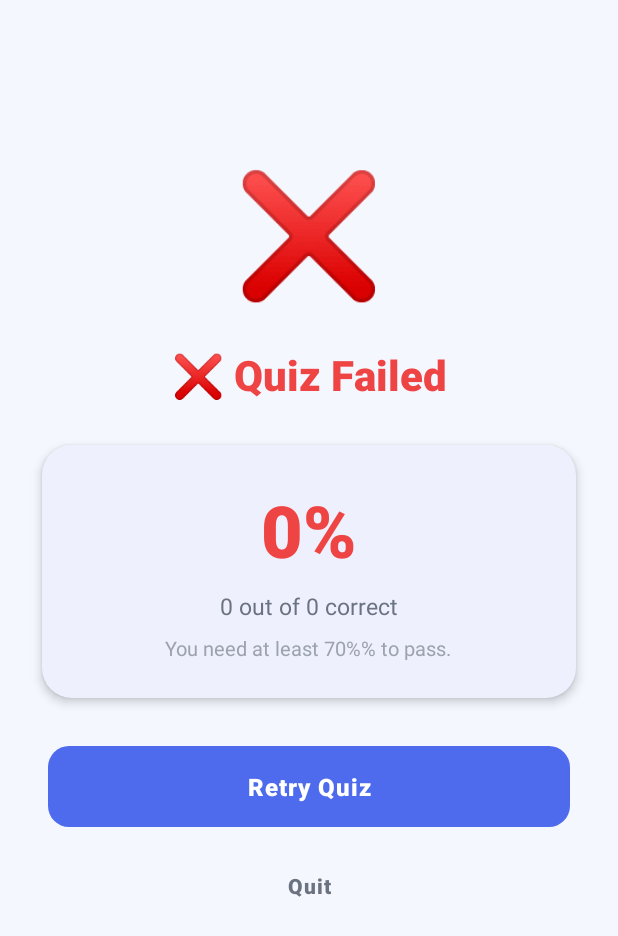
After one commit to NostalgiaSk/SmartCareer-AI-Career-Path-Predictor, an Android app built with Jetpack Compose: the QuizResultActivity screen opened directly, with no data from a screen before it, on a phone screen of 412 x 824 dp. The commit adds this screen. Shown: the top 936 px of the screen. Run offline under Robolectric (Android 15) with nearby library versions, the phone set to English and light mode, and no system bars; our stand-ins replace Firebase (no records; nobody signed in at launch, a user with empty details on screens opened directly); network calls fail.

Commit message:
implemented Quiz Failure Handling & Home Certifications In Progress section and firebase

```diff
--- a/app/src/main/java/com/hanin/smartcareer/activities/CertificationDetailActivity.java
+++ b/app/src/main/java/com/hanin/smartcareer/activities/CertificationDetailActivity.java
@@ -202,6 +202,7 @@ public class CertificationDetailActivity extends AppCompatActivity
 
         Intent intent = new Intent(this, ModuleActivity.class);
         intent.putExtra("module_data", module);
+        intent.putExtra("certification_name", certificationName);
         startActivityForResult(intent, MODULE_REQUEST_CODE);
     }
 
--- a/app/src/main/java/com/hanin/smartcareer/activities/ModuleActivity.java
+++ b/app/src/main/java/com/hanin/smartcareer/activities/ModuleActivity.java
@@ -68,6 +68,9 @@ public class ModuleActivity extends AppCompatActivity {
 
                 Intent intent = new Intent(ModuleActivity.this, QuizActivity.class);
                 intent.putExtra("module_data", module);
+                // Forward certification name for Firestore attempt tracking
+                intent.putExtra("certification_name",
+                        getIntent().getStringExtra("certification_name"));
                 startActivityForResult(intent, QUIZ_REQUEST_CODE);
             }
         });
--- /dev/null
+++ b/app/src/main/java/com/hanin/smartcareer/activities/QuizResultActivity.java
@@ -0,0 +1,241 @@
+package com.hanin.smartcareer.activities;
+
+import android.animation.ObjectAnimator;
+import android.content.Intent;
+import android.os.Bundle;
+import android.util.Log;
+import android.view.View;
+import android.view.animation.OvershootInterpolator;
+import android.widget.Button;
+import android.widget.TextView;
+
+import androidx.appcompat.app.AppCompatActivity;
+import androidx.core.content.ContextCompat;
+
+import com.google.firebase.auth.FirebaseAuth;
+import com.google.firebase.firestore.FieldValue;
+import com.google.firebase.firestore.FirebaseFirestore;
+import com.hanin.smartcareer.R;
+
+import java.util.HashMap;
+import java.util.Map;
+
+/**
+ * Displays the quiz result in a dedicated full-screen activity.
+ *
+ * <h3>Two states</h3>
+ * <ul>
+ *   <li><b>PASSED (score ≥ 70%)</b> — green theme, "✅" icon, "Continue" button.
+ *       Returns {@code RESULT_OK} with quiz_passed=true.</li>
+ *   <li><b>FAILED (score &lt; 70%)</b> — red theme, "❌" icon, "Retry" + "Quit" buttons.
+ *       Saves failed attempt to Firestore. Retry returns {@code RESULT_FIRST_USER}
+ *       (QuizActivity resets). Quit returns {@code RESULT_CANCELED}.</li>
+ * </ul>
+ *
+ * <p>Every quiz attempt (pass or fail) is saved to Firestore under:
+ * {@code users/{uid}/certification_progress/{certId}/moduleAttempts/{moduleId}}</p>
+ */
+public class QuizResultActivity extends AppCompatActivity {
+
+    private static final String TAG = "QuizResultActivity";
+
+    // ── Intent extra keys ────────────────────────────────────────────
+    public static final String EXTRA_PASSED        = "quiz_passed";
+    public static final String EXTRA_SCORE         = "quiz_score";
+    public static final String EXTRA_CORRECT       = "quiz_correct";
+    public static final String EXTRA_TOTAL         = "quiz_total";
+    public static final String EXTRA_MODULE_ID     = "module_id";
+    public static final String EXTRA_CERT_NAME     = "certification_name";
+
+    // Result code for "retry" — distinct from RESULT_OK and RESULT_CANCELED
+    public static final int RESULT_RETRY = RESULT_FIRST_USER;
+
+    // ── Views ────────────────────────────────────────────────────────
+    private TextView tvResultIcon, tvResultTitle, tvScorePercent;
+    private TextView tvCorrectCount, tvMinRequired;
+    private Button btnPrimaryAction, btnSecondaryAction;
+
+    // ── Data ─────────────────────────────────────────────────────────
+    private boolean passed;
+    private int score, correct, total;
+    private String moduleId, certName;
+
+    @Override
+    protected void onCreate(Bundle savedInstanceState) {
+        super.onCreate(savedInstanceState);
+        setContentView(R.layout.activity_quiz_result);
+
+        // 1. Extract intent data
+        passed   = getIntent().getBooleanExtra(EXTRA_PASSED, false);
+        score    = getIntent().getIntExtra(EXTRA_SCORE, 0);
+        correct  = getIntent().getIntExtra(EXTRA_CORRECT, 0);
+        total    = getIntent().getIntExtra(EXTRA_TOTAL, 0);
+        moduleId = getIntent().getStringExtra(EXTRA_MODULE_ID);
+        certName = getIntent().getStringExtra(EXTRA_CERT_NAME);
+
+        // 2. Bind views
+        tvResultIcon       = findViewById(R.id.tvResultIcon);
+        tvResultTitle      = findViewById(R.id.tvResultTitle);
+        tvScorePercent     = findViewById(R.id.tvScorePercent);
+        tvCorrectCount     = findViewById(R.id.tvCorrectCount);
+        tvMinRequired      = findViewById(R.id.tvMinRequired);
+        btnPrimaryAction   = findViewById(R.id.btnPrimaryAction);
+        btnSecondaryAction = findViewById(R.id.btnSecondaryAction);
+
+        // 3. Configure UI based on pass/fail state
+        if (passed) {
+            setupPassState();
+        } else {
+            setupFailState();
+        }
+
+        // 4. Animate the result icon
+        animateIcon();
+
+        // 5. Save attempt to Firestore
+        saveAttemptToFirestore();
+    }
+
+    // ══════════════════════════════════════════════════════════════════
+    // PASS STATE
+    // ══════════════════════════════════════════════════════════════════
+
+    private void setupPassState() {
+        // Green theme
+        tvResultIcon.setText("✅");
+        tvResultTitle.setText(getString(R.string.quiz_result_pass));
+        tvResultTitle.setTextColor(ContextCompat.getColor(this, R.color.sc_success));
+
+        // Score display
+        tvScorePercent.setText(score + "%");
+        tvScorePercent.setTextColor(ContextCompat.getColor(this, R.color.sc_success));
+        tvCorrectCount.setText(getString(R.string.quiz_correct_count, correct, total));
+        tvMinRequired.setVisibility(View.GONE);
+
+        // Primary button: Continue to Next Module
+        btnPrimaryAction.setText(getString(R.string.quiz_continue_next));
+        btnPrimaryAction.setOnClickListener(v -> {
+            Intent result = new Intent();
+            result.putExtra(EXTRA_PASSED, true);
+            result.putExtra(EXTRA_SCORE, score);
+            result.putExtra(EXTRA_MODULE_ID, moduleId);
+            setResult(RESULT_OK, result);
+            finish();
+        });
+
+        // No secondary button for pass state
+        btnSecondaryAction.setVisibility(View.GONE);
+    }
+
+    // ══════════════════════════════════════════════════════════════════
+    // FAIL STATE
+    // ══════════════════════════════════════════════════════════════════
+
+    private void setupFailState() {
+        // Red theme
+        tvResultIcon.setText("❌");
+        tvResultTitle.setText(getString(R.string.quiz_result_fail));
+        tvResultTitle.setTextColor(ContextCompat.getColor(this, R.color.sc_quiz_wrong));
+
+        // Score display
+        tvScorePercent.setText(score + "%");
+        tvScorePercent.setTextColor(ContextCompat.getColor(this, R.color.sc_quiz_wrong));
+        tvCorrectCount.setText(getString(R.string.quiz_correct_count, correct, total));
+        tvMinRequired.setVisibility(View.VISIBLE);
+
+        // Primary button: Retry Quiz
+        btnPrimaryAction.setText(getString(R.string.quiz_retry));
+        btnPrimaryAction.setOnClickListener(v -> {
+            setResult(RESULT_RETRY);
+            finish();
+        });
+
+        // Secondary button: Quit (return to CertificationDetailActivity)
+        btnSecondaryAction.setVisibility(View.VISIBLE);
+        btnSecondaryAction.setText(getString(R.string.quiz_quit));
+        btnSecondaryAction.setOnClickListener(v -> {
+            setResult(RESULT_CANCELED);
+            finish();
+        });
+    }
+
+    // ══════════════════════════════════════════════════════════════════
+    // ICON ANIMATION
+    // ══════════════════════════════════════════════════════════════════
+
+    /**
+     * Animates the result icon with a scale-up + overshoot effect
+     * to draw attention to the pass/fail status.
+     */
+    private void animateIcon() {
+        tvResultIcon.setScaleX(0f);
+        tvResultIcon.setScaleY(0f);
+
+        ObjectAnimator scaleX = ObjectAnimator.ofFloat(tvResultIcon, "scaleX", 0f, 1f);
+        ObjectAnimator scaleY = ObjectAnimator.ofFloat(tvResultIcon, "scaleY", 0f, 1f);
+
+        scaleX.setDuration(600);
+        scaleY.setDuration(600);
+        scaleX.setInterpolator(new OvershootInterpolator(2f));
+        scaleY.setInterpolator(new OvershootInterpolator(2f));
+        scaleX.setStartDelay(200);
+        scaleY.setStartDelay(200);
+
+        scaleX.start();
+        scaleY.start();
+    }
+
+    // ══════════════════════════════════════════════════════════════════
+    // FIRESTORE: SAVE ATTEMPT
+    // ══════════════════════════════════════════════════════════════════
+
+    /**
+     * Saves every quiz attempt (pass or fail) to Firestore under:
+     * {@code users/{uid}/certification_progress/{certId}/moduleAttempts/{moduleId}}
+     *
+     * <p>Each attempt record includes score, passed boolean, and timestamp.</p>
+     */
+    private void saveAttemptToFirestore() {
+        String uid = FirebaseAuth.getInstance().getCurrentUser() != null
+                ? FirebaseAuth.getInstance().getCurrentUser().getUid() : null;
+
+        if (uid == null || certName == null || moduleId == null) return;
+
+        // Sanitize cert name for document ID
+        String certDocId = certName.replaceAll("[^a-zA-Z0-9 ]", "")
+                .trim().replaceAll("\\s+", "_");
+
+        Map<String, Object> attempt = new HashMap<>();
+        attempt.put("score", score);
+        attempt.put("passed", passed);
+        attempt.put("correctAnswers", correct);
+        attempt.put("totalQuestions", total);
+        attempt.put("attemptedAt", FieldValue.serverTimestamp());
+
+        FirebaseFirestore.getInstance()
+                .collection("users").document(uid)
+                .collection("certification_progress").document(certDocId)
+                .collection("moduleAttempts").document(moduleId)
+                .set(attempt)
+                .addOnSuccessListener(aVoid ->
+                        Log.d(TAG, "Attempt saved: " + moduleId + " score=" + score))
+                .addOnFailureListener(e ->
+                        Log.e(TAG, "Failed to save attempt", e));
+    }
+
+    // Prevent back button from skipping the result
+    @Override
+    public void onBackPressed() {
+        // On pass, return result. On fail, treat as quit.
+        if (passed) {
+            Intent result = new Intent();
+            result.putExtra(EXTRA_PASSED, true);
+            result.putExtra(EXTRA_SCORE, score);
+            result.putExtra(EXTRA_MODULE_ID, moduleId);
+            setResult(RESULT_OK, result);
+        } else {
+            setResult(RESULT_CANCELED);
+        }
+        super.onBackPressed();
+    }
+}
--- /dev/null
+++ b/app/src/main/res/layout/activity_quiz_result.xml
@@ -0,0 +1,161 @@
+<?xml version="1.0" encoding="utf-8"?>
+
+<!-- ──────────────────────────────────────────────────────────────
+     activity_quiz_result.xml — Full-screen quiz result screen.
+     Shows animated icon, score, pass/fail status, and action buttons.
+     Two states: SUCCESS (green) and FAILURE (red).
+     ────────────────────────────────────────────────────────────── -->
+
+<ScrollView
+    xmlns:android="http://schemas.android.com/apk/res/android"
+    xmlns:app="http://schemas.android.com/apk/res-auto"
+    xmlns:tools="http://schemas.android.com/tools"
+    android:layout_width="match_parent"
+    android:layout_height="match_parent"
+    android:background="@color/sc_background"
+    android:fillViewport="true"
+    tools:context=".activities.QuizResultActivity">
+
+    <androidx.constraintlayout.widget.ConstraintLayout
+        android:layout_width="match_parent"
+        android:layout_height="wrap_content"
+        android:paddingBottom="32dp">
+
+        <!-- ── Animated result icon (emoji) ────────────────────── -->
+
+        <TextView
+            android:id="@+id/tvResultIcon"
+            android:layout_width="wrap_content"
+            android:layout_height="wrap_content"
+            android:layout_marginTop="100dp"
+            android:textSize="80sp"
+            tools:text="✅"
+            app:layout_constraintEnd_toEndOf="parent"
+            app:layout_constraintStart_toStartOf="parent"
+            app:layout_constraintTop_toTopOf="parent" />
+
+        <!-- ── Result title (Pass / Fail) ──────────────────────── -->
+
+        <TextView
+            android:id="@+id/tvResultTitle"
+            android:layout_width="0dp"
+            android:layout_height="wrap_content"
+            android:layout_marginStart="32dp"
+            android:layout_marginTop="24dp"
+            android:layout_marginEnd="32dp"
+            android:fontFamily="sans-serif-medium"
+            android:gravity="center"
+            android:textSize="28sp"
+            android:textStyle="bold"
+            tools:text="Quiz Passed!"
+            app:layout_constraintEnd_toEndOf="parent"
+            app:layout_constraintStart_toStartOf="parent"
+            app:layout_constraintTop_toBottomOf="@id/tvResultIcon" />
+
+        <!-- ── Score card ──────────────────────────────────────── -->
+
+        <com.google.android.material.card.MaterialCardView
+            android:id="@+id/cardScore"
+            android:layout_width="0dp"
+            android:layout_height="wrap_content"
+            android:layout_marginStart="28dp"
+            android:layout_marginTop="28dp"
+            android:layout_marginEnd="28dp"
+            app:cardBackgroundColor="@color/sc_surface"
+            app:cardCornerRadius="20dp"
+            app:cardElevation="4dp"
+            app:strokeWidth="0dp"
+            app:layout_constraintEnd_toEndOf="parent"
+            app:layout_constraintStart_toStartOf="parent"
+            app:layout_constraintTop_toBottomOf="@id/tvResultTitle">
+
+            <LinearLayout
+                android:layout_width="match_parent"
+                android:layout_height="wrap_content"
+                android:gravity="center_horizontal"
+                android:orientation="vertical"
+                android:padding="24dp">
+
+                <!-- Score percentage (large) -->
+                <TextView
+                    android:id="@+id/tvScorePercent"
+                    android:layout_width="wrap_content"
+                    android:layout_height="wrap_content"
+                    android:fontFamily="sans-serif-medium"
+                    android:textSize="48sp"
+                    android:textStyle="bold"
+                    tools:text="100%" />
+
+                <!-- Correct answers count -->
+                <TextView
+                    android:id="@+id/tvCorrectCount"
+                    android:layout_width="wrap_content"
+                    android:layout_height="wrap_content"
+                    android:layout_marginTop="8dp"
+                    android:fontFamily="sans-serif"
+                    android:textColor="@color/sc_text_secondary"
+                    android:textSize="15sp"
+                    tools:text="3 out of 3 correct" />
+
+                <!-- Minimum required (shown on failure) -->
+                <TextView
+                    android:id="@+id/tvMinRequired"
+                    android:layout_width="wrap_content"
+                    android:layout_height="wrap_content"
+                    android:layout_marginTop="8dp"
+                    android:fontFamily="sans-serif"
+                    android:text="@string/quiz_pass_threshold"
+                    android:textColor="@color/sc_text_hint"
+                    android:textSize="13sp"
+                    android:visibility="gone" />
+
+            </LinearLayout>
+        </com.google.android.material.card.MaterialCardView>
+
+        <!-- ── Primary action button ───────────────────────────── -->
+
+        <Button
+            android:id="@+id/btnPrimaryAction"
+            android:layout_width="0dp"
+            android:layout_height="54dp"
+            android:layout_marginStart="32dp"
+            android:layout_marginTop="32dp"
+            android:layout_marginEnd="32dp"
+            android:background="@drawable/bg_primary_button"
+            android:fontFamily="sans-serif-medium"
+            android:letterSpacing="0.04"
+            android:stateListAnimator="@null"
+            android:textAllCaps="false"
+            android:textColor="@android:color/white"
+            android:textSize="16sp"
+            android:textStyle="bold"
+            tools:text="Continue to Next Module"
+            app:layout_constraintEnd_toEndOf="parent"
+            app:layout_constraintStart_toStartOf="parent"
+            app:layout_constraintTop_toBottomOf="@id/cardScore" />
+
+        <!-- ── Secondary action button (Quit / shown on failure) ── -->
+
+        <Button
+            android:id="@+id/btnSecondaryAction"
+            android:layout_width="0dp"
+            android:layout_height="54dp"
+            android:layout_marginStart="32dp"
+            android:layout_marginTop="12dp"
+            android:layout_marginEnd="32dp"
+            android:background="@android:color/transparent"
+            android:fontFamily="sans-serif-medium"
+            android:letterSpacing="0.04"
+            android:stateListAnimator="@null"
+            android:textAllCaps="false"
+            android:textColor="@color/sc_text_secondary"
+            android:textSize="14sp"
+            android:textStyle="bold"
+            android:visibility="gone"
+            tools:text="Quit"
+            app:layout_constraintEnd_toEndOf="parent"
+            app:layout_constraintStart_toStartOf="parent"
+            app:layout_constraintTop_toBottomOf="@id/btnPrimaryAction" />
+
+    </androidx.constraintlayout.widget.ConstraintLayout>
+</ScrollView>
--- a/app/src/main/res/values/strings.xml
+++ b/app/src/main/res/values/strings.xml
@@ -194,6 +194,9 @@
     <string name="quiz_pass_threshold">You need at least 70%% to pass.</string>
     <string name="quiz_continue">Continue</string>
     <string name="quiz_retry">Retry Quiz</string>
+    <string name="quiz_correct_count">%1$d out of %2$d correct</string>
+    <string name="quiz_continue_next">Continue to Next Module</string>
+    <string name="quiz_quit">Quit</string>
 
     <!-- ============================================================= -->
     <!-- Certificate Screen Strings                                    -->
```
Also changed, not shown: app/src/main/AndroidManifest.xml (+7 -0 lines), app/src/main/java/com/hanin/smartcareer/activities/HomeActivity.java (+68 -6 lines), app/src/main/java/com/hanin/smartcareer/activities/QuizActivity.java (+39 -27 lines).
